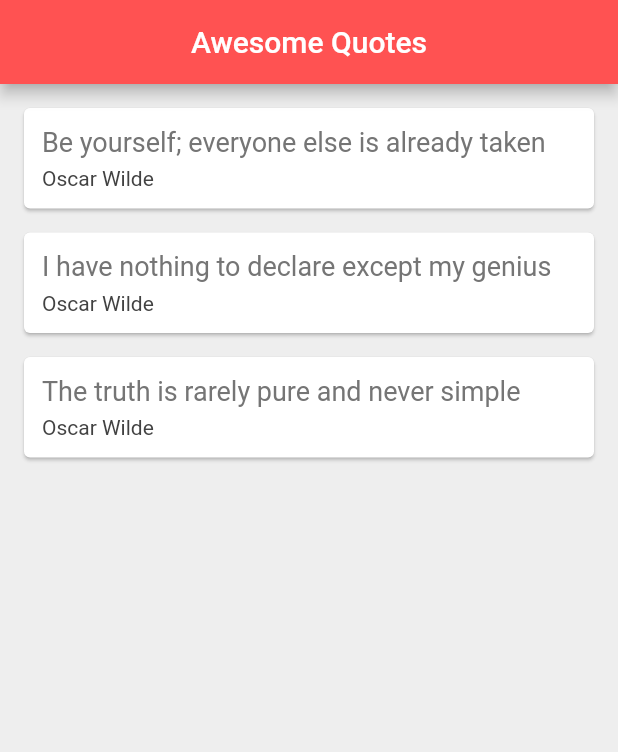
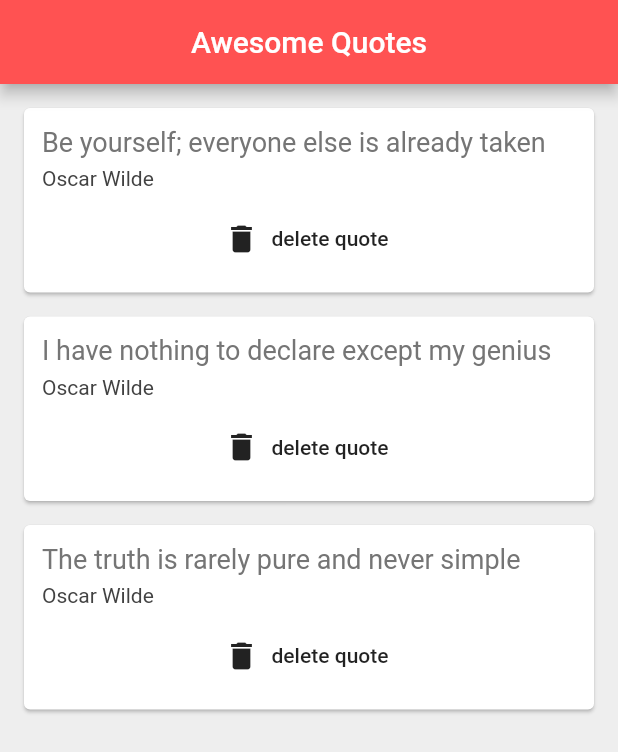
Before and after one commit to richardingwe/quote_list_app, a Flutter app: the screen it shows after launch, on a phone screen of 412 x 824 dp. Shown: the top 752 px of the screen. Run offline on Flutter 3.47's test engine with Material 2 defaults, Android fonts, the light colour scheme and no system bars.

Commit message:
created a delete function

```diff
--- a/lib/main.dart
+++ b/lib/main.dart
@@ -26,7 +26,6 @@ class _QuoteListState extends State<QuoteList> {
         text: 'The truth is rarely pure and never simple')
   ];
 
-
   @override
   Widget build(BuildContext context) {
     return Scaffold(
@@ -37,7 +36,16 @@ class _QuoteListState extends State<QuoteList> {
         backgroundColor: Colors.redAccent,
       ),
       body: Column(
-        children: quotes.map((quote) => QuoteCard(quote: quote)).toList(),
+        children: quotes
+            .map((quote) => QuoteCard(
+                  quote: quote,
+                  delete: () {
+                    setState(() {
+                      quotes.remove(quote);
+                    });
+                  },
+                ))
+            .toList(),
       ),
     );
   }
--- a/lib/quote_card.dart
+++ b/lib/quote_card.dart
@@ -1,11 +1,10 @@
 import 'package:flutter/material.dart';
 import 'quote.dart';
 
-
-
 class QuoteCard extends StatelessWidget {
   final Quote quote;
-  QuoteCard({this.quote});
+  final Function delete;
+  QuoteCard({this.quote, this.delete});
 
   @override
   Widget build(BuildContext context) {
@@ -30,7 +29,14 @@ class QuoteCard extends StatelessWidget {
                 fontSize: 14.0,
                 color: Colors.grey[800],
               ),
-            )
+            ),
+            SizedBox(
+              height: 8.0,
+            ),
+            FlatButton.icon(
+                onPressed:  delete,
+                icon: Icon(Icons.delete),
+                label: Text('delete quote'))
           ],
         ),
       ),
```
